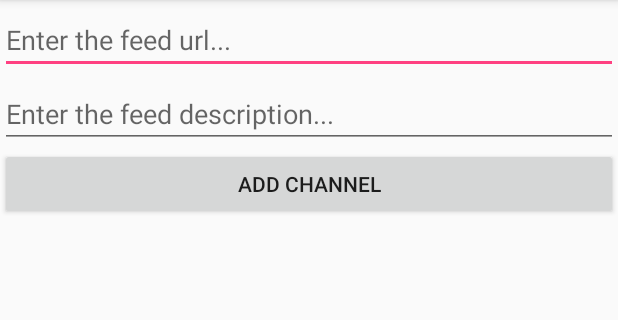
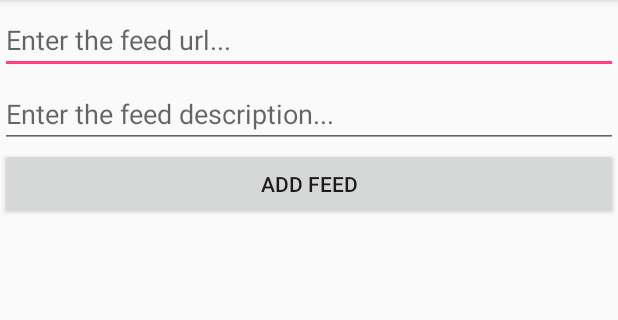
Before and after one commit to ACD7/CM3019Courseowrk, an Android app: the PreferencesActivity screen opened directly, with no data from a screen before it, on a phone screen of 412 x 824 dp, the part 84-404 px from its top. Run offline under Robolectric (Android 15) with nearby library versions, the phone set to English and light mode, and no system bars.

Commit message:
Changed button name

```diff
--- a/app/src/main/res/values/strings.xml
+++ b/app/src/main/res/values/strings.xml
@@ -9,7 +9,7 @@
     <string name="title_activity_news_details">NewsDetails</string>
     <string name="feed_url">Enter the feed url...</string>
     <string name="feed_description_et">Enter the feed description...</string>
-    <string name="add_channel">Add Channel</string>
+    <string name="add_channel">Add Feed</string>
     <string name="empty_url_error">The url cannot be empty</string>
     <string name="limit_reached_error">You can only have 10 feed channels at a time</string>
     <string name="filter_hint">Filter the feed</string>
```
